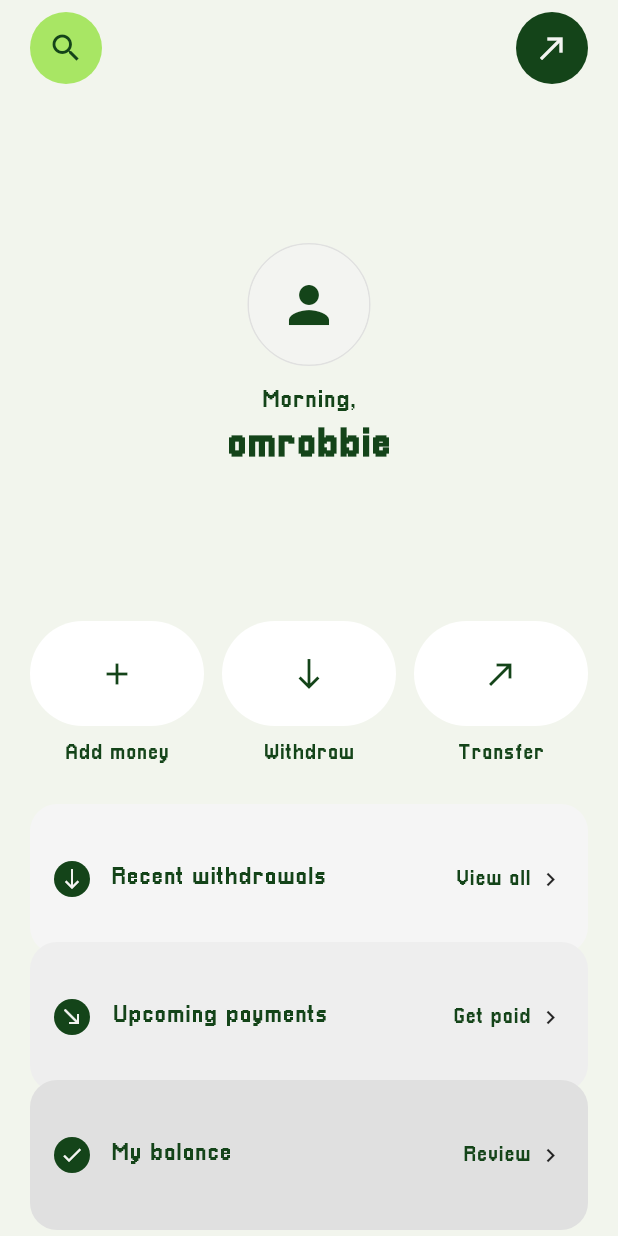
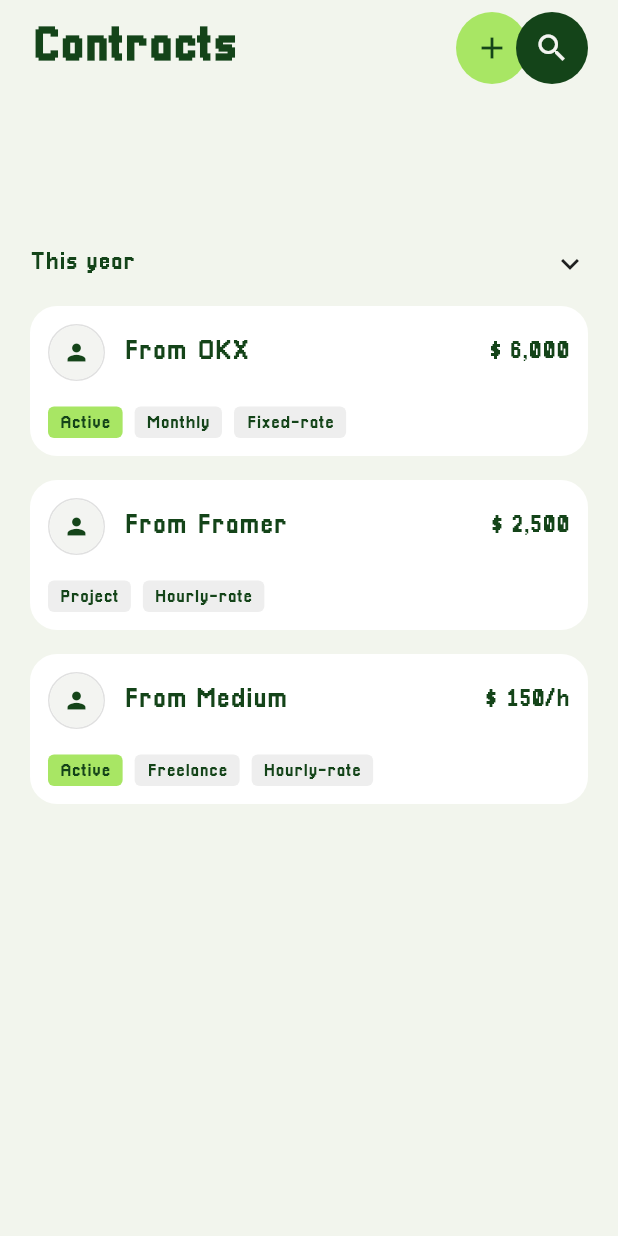
Before and after one commit to omrobbie/dicoding-belajar-membuat-aplikasi-flutter-untuk-pemula, a Flutter app: the screen it shows after launch, after a tap on "Upcoming payments", on a phone screen of 412 x 824 dp. Run offline on Flutter 3.47's test engine with Material 3 defaults, Android fonts, the phone set to English and light mode, and no system bars; network calls fail.

Commit message:
add 3 more screen and component, also refactoring

```diff
--- a/lib/component/action_button.dart
+++ b/lib/component/action_button.dart
@@ -1,6 +1,7 @@
 import 'package:flutter/material.dart';
 import 'package:pock/base/theme_colors.dart';
 import 'package:pock/component/custom_text.dart';
+import 'package:pock/screen/money.dart';
 
 class ActionButton extends StatelessWidget {
   final String menuId;
@@ -17,7 +18,7 @@
   @override
   Widget build(BuildContext context) {
     final double buttonHeight = 70;
-    final BorderRadius borderRadius = BorderRadius.circular(buttonHeight / 2);
+    final BorderRadius borderRadius = .circular(buttonHeight / 2);
 
     return Column(
       children: [
@@ -35,7 +36,10 @@
                   case 'money':
                     debugPrint('action button: $menuId');
                   case 'withdraw':
-                    debugPrint('action button: $menuId');
+                    Navigator.push(
+                      context,
+                      MaterialPageRoute(builder: (context) => Money()),
+                    );
                   case 'transfer':
                     debugPrint('action button: $menuId');
                   default:
--- a/lib/component/action_section.dart
+++ b/lib/component/action_section.dart
@@ -14,6 +14,7 @@
 
     return Row(
       mainAxisAlignment: MainAxisAlignment.spaceBetween,
+      spacing: 12,
       children: [
         for (var item in listAction.asMap().entries) ...[
           Expanded(
@@ -23,7 +24,6 @@
               text: item.value['title'],
             ),
           ),
-          if (item.key < listAction.length - 1) SizedBox(width: 12),
         ],
       ],
     );
--- /dev/null
+++ b/lib/component/chip_label.dart
@@ -0,0 +1,21 @@
+import 'package:flutter/material.dart';
+import 'package:pock/base/theme_colors.dart';
+import 'package:pock/component/custom_text.dart';
+
+class ChipLabel extends StatelessWidget {
+  final String text;
+  final bool isActive;
+  const ChipLabel({super.key, required this.text, this.isActive = false});
+
+  @override
+  Widget build(BuildContext context) {
+    return Container(
+      padding: const .symmetric(horizontal: 8, vertical: 2),
+      decoration: BoxDecoration(
+        color: isActive ? ThemeColors.pear : Colors.grey[200],
+        borderRadius: .circular(4),
+      ),
+      child: CustomText(text: text, fontSize: 12),
+    );
+  }
+}
--- a/lib/component/header_section.dart
+++ b/lib/component/header_section.dart
@@ -31,7 +31,7 @@
       backgroundColor: ThemeColors.backgroudColor,
       body: SafeArea(
         child: Padding(
-          padding: const EdgeInsets.symmetric(horizontal: 20),
+          padding: const .symmetric(horizontal: 20),
           child: Column(
             children: [
               ConstrainedBox(
--- /dev/null
+++ b/lib/component/list_contract_item_card.dart
@@ -0,0 +1,60 @@
+import 'package:flutter/material.dart';
+import 'package:pock/component/chip_label.dart';
+import 'package:pock/component/custom_text.dart';
+import 'package:pock/component/profile_avatar.dart';
+
+class ListContractItemCard extends StatelessWidget {
+  final String imageUrl;
+  final String title;
+  final String nominal;
+  final List<Map<String, dynamic>>? listType;
+
+  const ListContractItemCard({
+    super.key,
+    this.imageUrl = '',
+    required this.title,
+    required this.nominal,
+    this.listType,
+  });
+
+  @override
+  Widget build(BuildContext context) {
+    return ConstrainedBox(
+      constraints: BoxConstraints(minHeight: 100),
+      child: Container(
+        padding: const .symmetric(horizontal: 12, vertical: 12),
+        decoration: BoxDecoration(
+          color: Colors.white,
+          borderRadius: .circular(18),
+        ),
+        child: Column(
+          mainAxisAlignment: .spaceBetween,
+          children: [
+            Row(
+              mainAxisAlignment: .spaceBetween,
+              children: [
+                Row(
+                  spacing: 12,
+                  children: [
+                    if (imageUrl.isNotEmpty)
+                      ProfileAvatar(imageUrl: imageUrl, radius: 18),
+                    CustomText(text: title, fontSize: 18),
+                  ],
+                ),
+                CustomText(text: nominal),
+              ],
+            ),
+            Row(
+              spacing: 8,
+              children: [
+                if (listType != null)
+                  for (var item in listType!)
+                    ChipLabel(text: item['title'], isActive: item['is_active']),
+              ],
+            ),
+          ],
+        ),
+      ),
+    );
+  }
+}
--- a/lib/component/list_menu_item_card.dart
+++ b/lib/component/list_menu_item_card.dart
@@ -1,6 +1,9 @@
 import 'package:flutter/material.dart';
 import 'package:pock/base/theme_colors.dart';
 import 'package:pock/component/custom_text.dart';
+import 'package:pock/screen/balance.dart';
+import 'package:pock/screen/contract.dart';
+import 'package:pock/screen/money.dart';
 
 class ListMenuItemCard extends StatelessWidget {
   final int index;
@@ -20,7 +23,7 @@
 
   @override
   Widget build(BuildContext context) {
-    final BorderRadius borderRadius = BorderRadius.circular(18);
+    final BorderRadius borderRadius = .circular(18);
     final Color backgroundColor =
         Colors.grey[(index + 1) * 100] ?? Colors.white;
 
@@ -37,18 +40,27 @@
             onTap: () {
               switch (menuId) {
                 case 'withdrawals':
-                  debugPrint('list item card: $menuId');
+                  Navigator.push(
+                    context,
+                    MaterialPageRoute(builder: (context) => Money()),
+                  );
                 case 'payments':
-                  debugPrint('list item card: $menuId');
+                  Navigator.push(
+                    context,
+                    MaterialPageRoute(builder: (context) => Contract()),
+                  );
                 case 'balance':
-                  debugPrint('list item card: $menuId');
+                  Navigator.push(
+                    context,
+                    MaterialPageRoute(builder: (context) => Balance()),
+                  );
                 default:
                   debugPrint('list item card: $menuId');
               }
             },
             borderRadius: borderRadius,
             child: Container(
-              padding: const EdgeInsets.symmetric(horizontal: 16, vertical: 18),
+              padding: const .symmetric(horizontal: 16, vertical: 18),
               child: Row(
                 children: [
                   CircleAvatar(
--- a/lib/component/list_menu_section.dart
+++ b/lib/component/list_menu_section.dart
@@ -28,17 +28,15 @@
     ];
 
     return Column(
+      spacing: -8,
       children: [
         for (var item in listMenu.asMap().entries)
-          Transform.translate(
-            offset: Offset(0, (-8 * (item.key + 1))),
-            child: ListMenuItemCard(
-              index: item.key,
-              menuId: item.value['menu_id'],
-              icon: item.value['icon'],
-              title: item.value['title'],
-              action: item.value['action'],
-            ),
+          ListMenuItemCard(
+            index: item.key,
+            menuId: item.value['menu_id'],
+            icon: item.value['icon'],
+            title: item.value['title'],
+            action: item.value['action'],
           ),
       ],
     );
--- /dev/null
+++ b/lib/screen/contract.dart
@@ -0,0 +1,78 @@
+import 'package:flutter/material.dart';
+import 'package:pock/component/custom_text.dart';
+import 'package:pock/component/header_section.dart';
+import 'package:pock/component/list_contract_item_card.dart';
+
+class Contract extends StatelessWidget {
+  const Contract({super.key});
+
+  @override
+  Widget build(BuildContext context) {
+    final List<Map<String, dynamic>> listContract = [
+      {
+        'image_url':
+            'https://t1.gstatic.com/faviconV2?client=SOCIAL&type=FAVICON&fallback_opts=TYPE,SIZE,URL&url=http://www.revolut.com&size=48',
+        'title': 'From OKX',
+        'nominal': '\$ 6,000',
+        'list_type': [
+          {'title': 'Active', 'is_active': true},
+          {'title': 'Monthly', 'is_active': false},
+          {'title': 'Fixed-rate', 'is_active': false},
+        ],
+      },
+      {
+        'image_url':
+            'https://t1.gstatic.com/faviconV2?client=SOCIAL&type=FAVICON&fallback_opts=TYPE,SIZE,URL&url=http://www.framer.com&size=48',
+        'title': 'From Framer',
+        'nominal': '\$ 2,500',
+        'list_type': [
+          {'title': 'Project', 'is_active': false},
+          {'title': 'Hourly-rate', 'is_active': false},
+        ],
+      },
+      {
+        'image_url':
+            'https://t1.gstatic.com/faviconV2?client=SOCIAL&type=FAVICON&fallback_opts=TYPE,SIZE,URL&url=http://www.medium.com&size=48',
+        'title': 'From Medium',
+        'nominal': '\$ 150/h',
+        'list_type': [
+          {'title': 'Active', 'is_active': true},
+          {'title': 'Freelance', 'is_active': false},
+          {'title': 'Hourly-rate', 'is_active': false},
+        ],
+      },
+    ];
+
+    return HeaderSection(
+      title: 'Contracts',
+      leftButtonIcon: Icons.add,
+      leftButtonOnPressed: () {},
+      rightButtonIcon: Icons.search,
+      rightButtonOnPressed: () {},
+      children: [
+        SizedBox(height: 100),
+        Row(
+          mainAxisAlignment: .spaceBetween,
+          children: [
+            CustomText(text: 'This year'),
+            Icon(Icons.keyboard_arrow_down),
+          ],
+        ),
+
+        SizedBox(height: 16),
+        Column(
+          spacing: 16,
+          children: [
+            for (var item in listContract)
+              ListContractItemCard(
+                imageUrl: item['image_url'],
+                title: item['title'],
+                nominal: item['nominal'],
+                listType: item['list_type'],
+              ),
+          ],
+        ),
+      ],
+    );
+  }
+}
--- a/lib/screen/dashboard.dart
+++ b/lib/screen/dashboard.dart
@@ -21,7 +21,7 @@
       children: [
         ProfileSection(),
         ActionSection(),
-        const SizedBox(height: 32),
+        const SizedBox(height: 24),
         ListMenuSection(),
       ],
     );
```
Also changed, not shown: lib/component/list_money_item_card.dart (added, +44 -0 lines), lib/screen/balance.dart (added, +23 -0 lines), lib/screen/money.dart (added, +66 -0 lines).
